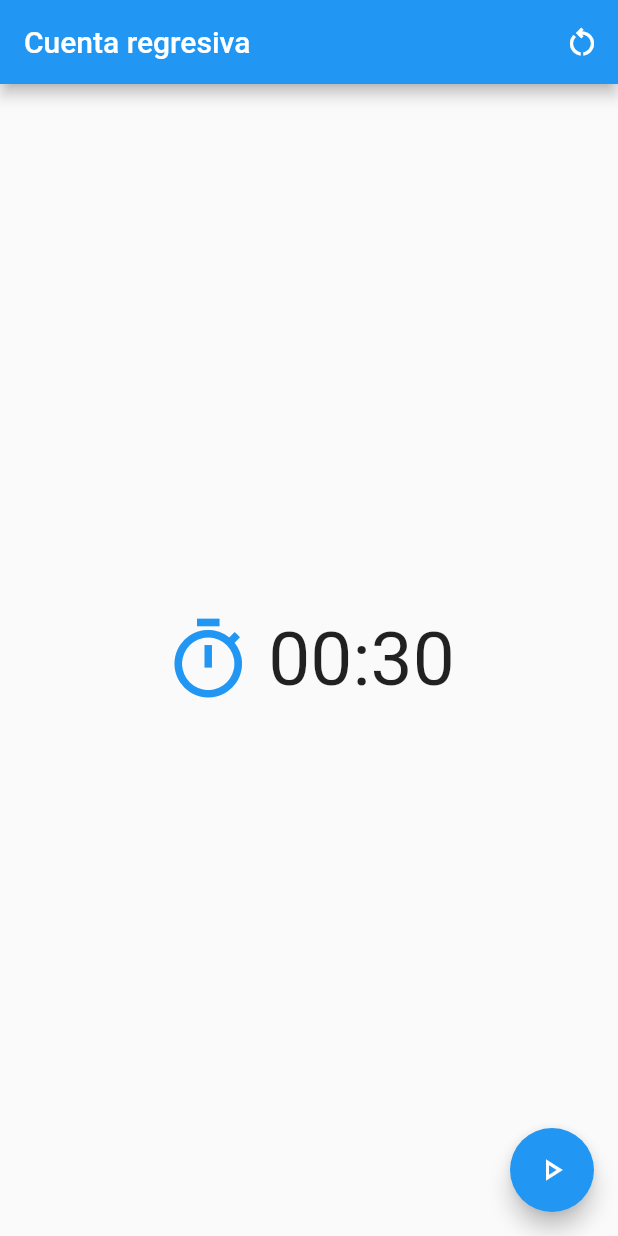
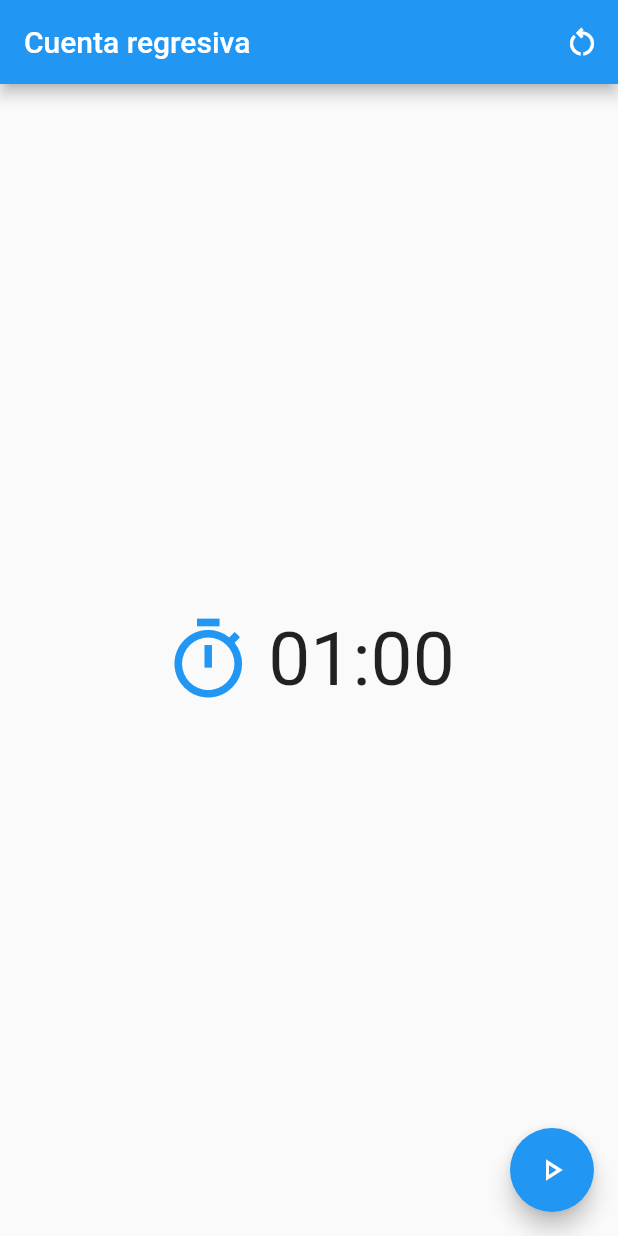
Before and after one commit to Klerith/yt-flutter-countdown, a Flutter app: the screen it shows after launch, after a tap on the "restart alt" icon, on a phone screen of 412 x 824 dp. Run offline on Flutter 3.47's test engine with Material 2 defaults, Android fonts, the phone set to English and light mode, and no system bars.

Commit message:
código terminado

```diff
--- a/lib/main.dart
+++ b/lib/main.dart
@@ -1,5 +1,7 @@
+import 'package:countdown_app/presentation/providers/countdown_provider.dart';
 import 'package:flutter/material.dart';
 import 'package:countdown_app/presentation/pages/home_page.dart';
+import 'package:provider/provider.dart';
 
 void main() => runApp(const MyApp());
 
@@ -8,11 +10,16 @@ class MyApp extends StatelessWidget {
 
   @override
   Widget build(BuildContext context) {
-    return const MaterialApp(
-      title: 'Material App',
-      debugShowCheckedModeBanner: false,
-      home: HomePage(),
-      // theme: AppTheme().currentTheme,
+    return MultiProvider(
+      providers: [
+        ChangeNotifierProvider(create: ((_) => CountdownProvider() )),
+      ],
+      child: const MaterialApp(
+        title: 'Material App',
+        debugShowCheckedModeBanner: false,
+        home: HomePage(),
+        // theme: AppTheme().currentTheme,
+      ),
     );
   }
 }
--- a/lib/presentation/pages/home_page.dart
+++ b/lib/presentation/pages/home_page.dart
@@ -1,4 +1,6 @@
+import 'package:countdown_app/presentation/providers/countdown_provider.dart';
 import 'package:flutter/material.dart';
+import 'package:provider/provider.dart';
 
 class HomePage extends StatelessWidget {
   const HomePage({Key? key}) : super(key: key);
@@ -14,6 +16,7 @@ class HomePageView extends StatelessWidget {
 
   @override
   Widget build(BuildContext context) {
+    final countdownProvider = Provider.of<CountdownProvider>(context);
 
     return Scaffold(
       /// Título de la página
@@ -22,7 +25,7 @@ class HomePageView extends StatelessWidget {
         actions: [
           IconButton(
               onPressed: () {
-                ///TODO Reiniciar el timer
+                countdownProvider.setCountdownDuration(const Duration(seconds: 60));
               },
               icon: const Icon(Icons.restart_alt_outlined))
         ],
@@ -34,9 +37,11 @@ class HomePageView extends StatelessWidget {
       /// Play - Stop
       floatingActionButton: FloatingActionButton(
         onPressed: () {
-          ///TODO Iniciar o detener el temporizador
+          countdownProvider.startStopTimer();
         },
-        child: const Icon( Icons.play_arrow_outlined ),
+        child: Icon(countdownProvider.isRunning
+            ? Icons.pause
+            : Icons.play_arrow_outlined),
       ),
     );
   }
@@ -53,12 +58,13 @@ class _CounterLabel extends StatelessWidget {
       child: Row(
         mainAxisAlignment: MainAxisAlignment.center,
         crossAxisAlignment: CrossAxisAlignment.center,
-        children: const [
-          Icon(Icons.timer_outlined, color: Colors.blue, size: 60),
-          SizedBox(width: 10),
+        children: [
+          const Icon(Icons.timer_outlined, color: Colors.blue, size: 60),
+          const SizedBox(width: 10),
           Text(
-            '00:30',
-            style: TextStyle(fontSize: 50),
+            context.select(
+                (CountdownProvider countdown) => countdown.timeLeftString),
+            style: const TextStyle(fontSize: 50),
           ),
         ],
       ),
--- /dev/null
+++ b/lib/presentation/providers/countdown_provider.dart
@@ -0,0 +1,49 @@
+import 'dart:async';
+
+import 'package:flutter/material.dart';
+
+class CountdownProvider extends ChangeNotifier {
+  Duration duration = const Duration(seconds: 75);
+  bool isRunning = false;
+
+  StreamSubscription<int>? _tickSubscription;
+
+  void startStopTimer() {
+    if (!isRunning) {
+      _startTimer(duration.inSeconds);
+    } else {
+      // Pausar el timer
+      _tickSubscription?.pause();
+    }
+
+    isRunning = !isRunning;
+    notifyListeners();
+  }
+
+  void _startTimer(int seconds) {
+    _tickSubscription?.cancel();
+    _tickSubscription = Stream<int>.periodic(
+            const Duration(seconds: 1), (sec) => seconds - sec - 1)
+        .take(seconds)
+        .listen((timeLeftInSeconds) {
+      duration = Duration(seconds: timeLeftInSeconds);
+      notifyListeners();
+    });
+  }
+
+  void setCountdownDuration(Duration newDuration) {
+    duration = newDuration;
+    _tickSubscription?.cancel();
+    isRunning = false;
+    notifyListeners();
+  }
+
+  String get timeLeftString {
+    final minutes =
+        ((duration.inSeconds / 60) % 60).floor().toString().padLeft(2, '0');
+    final seconds =
+        (duration.inSeconds % 60).floor().toString().padLeft(2, '0');
+
+    return '$minutes:$seconds';
+  }
+}
```
Also changed, not shown: pubspec.yaml (+4 -12 lines), pubspec.lock.
